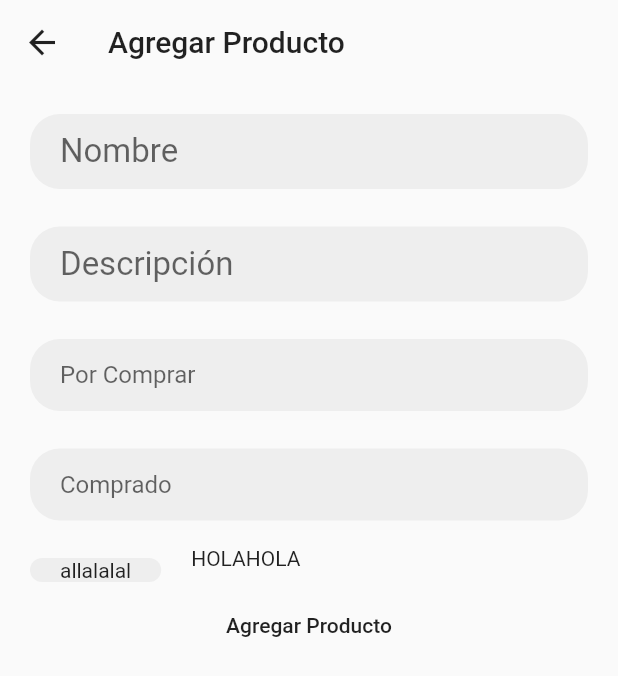
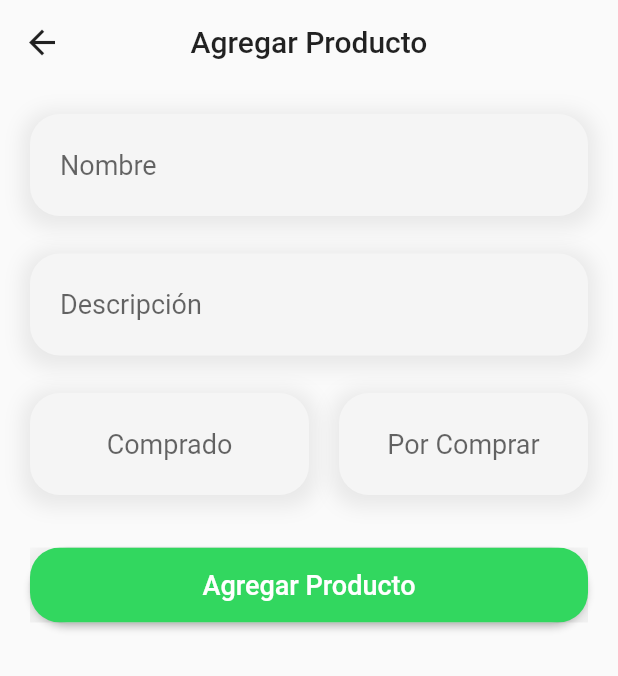
Before and after one commit to LucianoLupo/flutter-super-list, a Flutter app: the AddProductPage screen opened by its route, on a phone screen of 412 x 824 dp. Shown: the top 676 px of the screen. Run offline on Flutter 3.47's test engine with Material 2 defaults, Android fonts, the phone set to English and light mode, and no system bars; our stand-ins replace sqflite; accounts and stored records are empty.

Commit message:
finish styles

```diff
--- a/lib/src/pages/add_product_page.dart
+++ b/lib/src/pages/add_product_page.dart
@@ -44,23 +44,33 @@ class _AddProductPageState extends State<AddProductPage> {
               ),
               title: Text(
                 'Agregar Producto',
+                textAlign: TextAlign.center,
                 style: TextStyle(color: Colors.black87),
               ),
+              centerTitle: true,
               backgroundColor: Colors.transparent,
               elevation: 0.0,
             ),
             body: ListView(
-              shrinkWrap: true,
               children: <Widget>[
                 Container(
                   margin: const EdgeInsets.only(
                       left: 20.0, right: 20.0, top: 20.0, bottom: 5.0),
                   decoration: BoxDecoration(
+                      boxShadow: [
+                        BoxShadow(
+                          color: Color.fromRGBO(0, 0, 0, 0.07),
+                          spreadRadius: 5,
+                          blurRadius: 10,
+                          offset: Offset(0, 3),
+                        ),
+                      ],
                       borderRadius: BorderRadius.circular(20),
-                      color: Colors.grey[200]),
-                  padding: EdgeInsets.symmetric(horizontal: 20.0),
+                      color: Colors.grey[100]),
+                  padding:
+                      EdgeInsets.symmetric(horizontal: 20.0, vertical: 10.0),
                   child: TextField(
-                    style: TextStyle(fontSize: 22.0),
+                    style: TextStyle(fontSize: 18.0),
                     decoration: InputDecoration(
                       border: InputBorder.none,
                       hintText: 'Nombre',
@@ -74,11 +84,20 @@ class _AddProductPageState extends State<AddProductPage> {
                   margin: const EdgeInsets.only(
                       left: 20.0, right: 20.0, top: 20.0, bottom: 5.0),
                   decoration: BoxDecoration(
+                      boxShadow: [
+                        BoxShadow(
+                          color: Color.fromRGBO(0, 0, 0, 0.07),
+                          spreadRadius: 5,
+                          blurRadius: 10,
+                          offset: Offset(0, 3),
+                        ),
+                      ],
                       borderRadius: BorderRadius.circular(20),
-                      color: Colors.grey[200]),
-                  padding: EdgeInsets.symmetric(horizontal: 20.0),
+                      color: Colors.grey[100]),
+                  padding:
+                      EdgeInsets.symmetric(horizontal: 20.0, vertical: 10.0),
                   child: TextField(
-                    style: TextStyle(fontSize: 22.0),
+                    style: TextStyle(fontSize: 18.0),
                     decoration: InputDecoration(
                         border: InputBorder.none, hintText: 'Descripción'),
                     onChanged: (value) {
@@ -86,30 +105,28 @@ class _AddProductPageState extends State<AddProductPage> {
                     },
                   ),
                 ),
-                Container(
+                Row(
+                  children: <Widget>[
+                    Flexible(
+                      child: Container(
                         margin: const EdgeInsets.only(
-                      left: 20.0, right: 20.0, top: 20.0, bottom: 5.0),
+                            left: 20.0, right: 0, top: 20.0, bottom: 5.0),
                         decoration: BoxDecoration(
+                            boxShadow: [
+                              BoxShadow(
+                                color: Color.fromRGBO(0, 0, 0, 0.07),
+                                spreadRadius: 5,
+                                blurRadius: 10,
+                                offset: Offset(0, 3),
+                              ),
+                            ],
                             borderRadius: BorderRadius.circular(20),
-                      color: Colors.grey[200]),
-                  padding: EdgeInsets.symmetric(horizontal: 20.0),
+                            color: Colors.grey[100]),
+                        padding: EdgeInsets.symmetric(
+                            horizontal: 20.0, vertical: 10.0),
                         child: TextField(
-                    keyboardType: TextInputType.number,
-                    decoration: InputDecoration(
-                        border: InputBorder.none, hintText: 'Por Comprar'),
-                    onChanged: (value) {
-                      expectedQuantity = int.parse(value);
-                    },
-                  ),
-                ),
-                Container(
-                  margin: const EdgeInsets.only(
-                      left: 20.0, right: 20.0, top: 20.0, bottom: 5.0),
-                  decoration: BoxDecoration(
-                      borderRadius: BorderRadius.circular(20),
-                      color: Colors.grey[200]),
-                  padding: EdgeInsets.symmetric(horizontal: 20.0),
-                  child: TextField(
+                          textAlign: TextAlign.center,
+                          style: TextStyle(fontSize: 18.0),
                           keyboardType: TextInputType.number,
                           decoration: InputDecoration(
                               border: InputBorder.none, hintText: 'Comprado'),
@@ -118,19 +135,37 @@ class _AddProductPageState extends State<AddProductPage> {
                           },
                         ),
                       ),
-                Row(
-                  children: [
-                    Container(
+                    ),
+                    Flexible(
+                      child: Container(
                         margin: const EdgeInsets.only(
-                          left: 20.0, right: 20.0, top: 20.0, bottom: 5.0),
+                            left: 20.0, right: 20, top: 20.0, bottom: 5.0),
                         decoration: BoxDecoration(
+                            boxShadow: [
+                              BoxShadow(
+                                color: Color.fromRGBO(0, 0, 0, 0.07),
+                                spreadRadius: 5,
+                                blurRadius: 10,
+                                offset: Offset(0, 3),
+                              ),
+                            ],
                             borderRadius: BorderRadius.circular(20),
-                          color: Colors.grey[200]),
-                      padding: EdgeInsets.symmetric(horizontal: 20.0),
-                      child: Text("allalalal"),
+                            color: Colors.grey[100]),
+                        padding: EdgeInsets.symmetric(
+                            horizontal: 20.0, vertical: 10.0),
+                        child: TextField(
+                          textAlign: TextAlign.center,
+                          style: TextStyle(fontSize: 18.0),
+                          keyboardType: TextInputType.number,
+                          decoration: InputDecoration(
+                              border: InputBorder.none,
+                              hintText: 'Por Comprar'),
+                          onChanged: (value) {
+                            expectedQuantity = int.parse(value);
+                          },
                         ),
-                    Text("HOLA"),
-                    Text("HOLA"),
+                      ),
+                    ),
                   ],
                 ),
                 Container(
@@ -148,11 +183,45 @@ class _AddProductPageState extends State<AddProductPage> {
     return Column(
       mainAxisSize: MainAxisSize.min,
       children: <Widget>[
-        FlatButton(
-          child: Text('Agregar Producto'),
-          onPressed: () {
-            _addProduct(context);
-          },
+        Container(
+          margin: const EdgeInsets.only(
+              left: 20.0, right: 20, top: 30.0, bottom: 5.0),
+          height: 50.0,
+          child: RaisedButton(
+            onPressed: () => _addProduct(context),
+            shape: RoundedRectangleBorder(
+                borderRadius: BorderRadius.circular(80.0)),
+            padding: EdgeInsets.all(0.0),
+            child: Ink(
+              decoration: BoxDecoration(
+                  gradient: LinearGradient(
+                    colors: [
+                      Color.fromRGBO(50, 215, 95, 1),
+                      Color.fromRGBO(50, 215, 95, 1),
+                    ],
+                    begin: Alignment.topLeft,
+                    end: Alignment.bottomRight,
+                  ),
+                  boxShadow: [
+                    BoxShadow(
+                      color: Color.fromRGBO(0, 0, 0, 0.07),
+                      spreadRadius: 5,
+                      blurRadius: 10,
+                      offset: Offset(0, 3),
+                    ),
+                  ],
+                  borderRadius: BorderRadius.circular(20.0)),
+              child: Container(
+                constraints: BoxConstraints(minHeight: 50.0),
+                alignment: Alignment.center,
+                child: Text(
+                  "Agregar Producto",
+                  textAlign: TextAlign.center,
+                  style: TextStyle(color: Colors.white, fontSize: 18.0),
+                ),
+              ),
+            ),
+          ),
         ),
       ],
     );
```
Also changed, not shown: lib/src/pages/products_list_page.dart (+71 -25 lines), lib/src/utils/double_circular_notched.dart (added, +78 -0 lines). Lines whose indentation alone changed are shown as unchanged.
